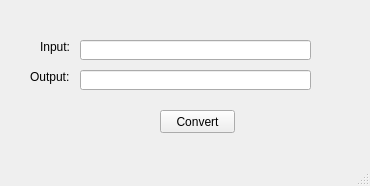
Above: mainwindow.ui from plainoldprogrammer/binary-number-viewer before the change. Below: the same form after it.
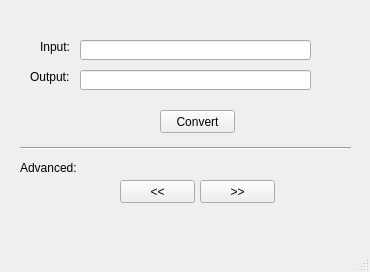
That is the form after the change.

Commit message: adding buttons to the ui for shift the bits

Diff of the .ui file:
```diff
--- a/mainwindow.ui
+++ b/mainwindow.ui
@@ -7,7 +7,7 @@
     <x>0</x>
     <y>0</y>
     <width>370</width>
-    <height>186</height>
+    <height>272</height>
    </rect>
   </property>
   <property name="windowTitle">
@@ -82,6 +82,58 @@
      <bool>false</bool>
     </property>
    </widget>
+   <widget class="QPushButton" name="pushButtonBitShiftLeft">
+    <property name="geometry">
+     <rect>
+      <x>120</x>
+      <y>180</y>
+      <width>75</width>
+      <height>23</height>
+     </rect>
+    </property>
+    <property name="text">
+     <string>&lt;&lt;</string>
+    </property>
+   </widget>
+   <widget class="QPushButton" name="pushButtonBitShiftRight">
+    <property name="geometry">
+     <rect>
+      <x>200</x>
+      <y>180</y>
+      <width>75</width>
+      <height>23</height>
+     </rect>
+    </property>
+    <property name="text">
+     <string>&gt;&gt;</string>
+    </property>
+   </widget>
+   <widget class="Line" name="line">
+    <property name="geometry">
+     <rect>
+      <x>20</x>
+      <y>140</y>
+      <width>331</width>
+      <height>16</height>
+     </rect>
+    </property>
+    <property name="orientation">
+     <enum>Qt::Horizontal</enum>
+    </property>
+   </widget>
+   <widget class="QLabel" name="labelAdvanced">
+    <property name="geometry">
+     <rect>
+      <x>20</x>
+      <y>160</y>
+      <width>61</width>
+      <height>16</height>
+     </rect>
+    </property>
+    <property name="text">
+     <string>Advanced:</string>
+    </property>
+   </widget>
   </widget>
   <widget class="QMenuBar" name="menubar">
    <property name="geometry">
```
The commit also changes 1 other file.
